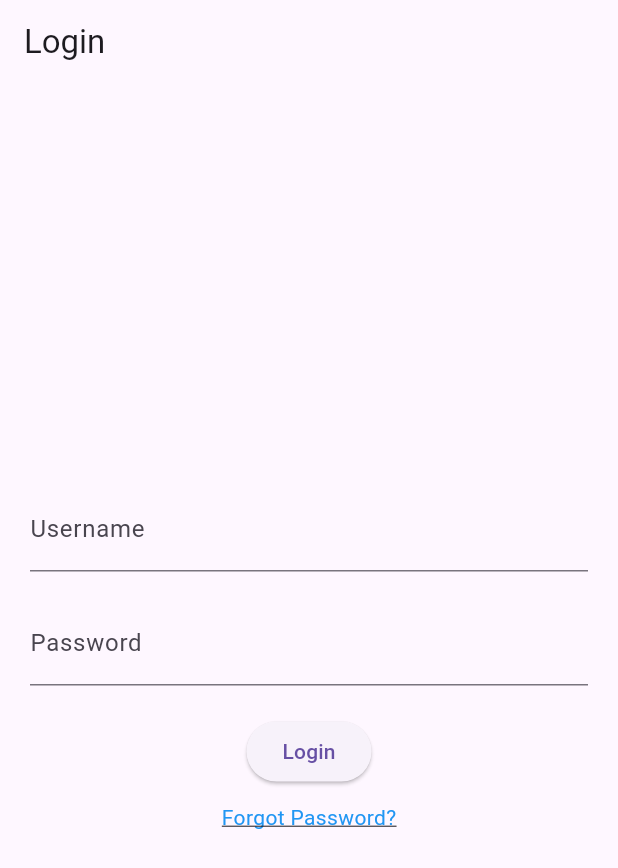
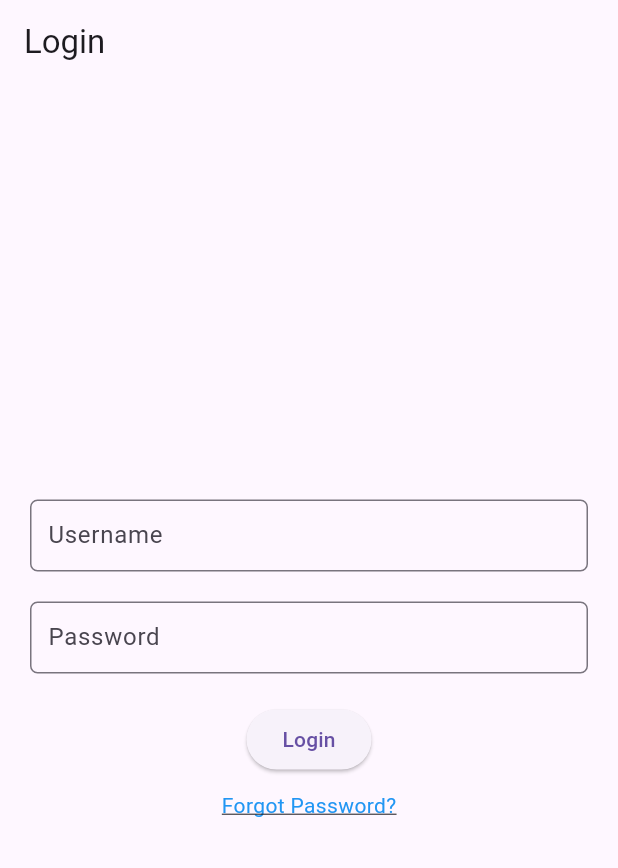
Before and after one commit to hzlnqodrey/tugaspraktpm_123190080_loginpage_application_1, a Flutter app: the screen it shows after launch, on a phone screen of 412 x 824 dp. Shown: the top 868 px of the screen. Run offline on Flutter 3.47's test engine with Material 3 defaults, Android fonts, the phone set to English and light mode, and no system bars.

Commit message:
add border radius into username and password text form

```diff
--- a/lib/main.dart
+++ b/lib/main.dart
@@ -90,7 +90,8 @@ class _LoginPageState extends State<LoginPage> {
 
   @override
   Widget build(BuildContext context) {
-    return Scaffold(
+    return SafeArea(
+        child: Scaffold(
       appBar: AppBar(
         title: Text('Login'),
       ),
@@ -103,6 +104,11 @@ class _LoginPageState extends State<LoginPage> {
               controller: _usernameController,
               decoration: InputDecoration(
                 labelText: 'Username',
+                contentPadding: const EdgeInsets.all(8.0),
+                border: OutlineInputBorder(
+                  borderRadius: BorderRadius.circular(5.0),
+                  borderSide: BorderSide(color: Colors.blue),
+                ),
               ),
             ),
             SizedBox(height: 20.0),
@@ -111,6 +117,11 @@ class _LoginPageState extends State<LoginPage> {
               obscureText: true,
               decoration: InputDecoration(
                 labelText: 'Password',
+                contentPadding: const EdgeInsets.all(8.0),
+                border: OutlineInputBorder(
+                  borderRadius: BorderRadius.circular(5.0),
+                  borderSide: BorderSide(color: Colors.blue),
+                ),
               ),
             ),
             SizedBox(height: 20.0),
@@ -132,7 +143,7 @@ class _LoginPageState extends State<LoginPage> {
           ],
         ),
       ),
-    );
+    ));
   }
 }
 
```
